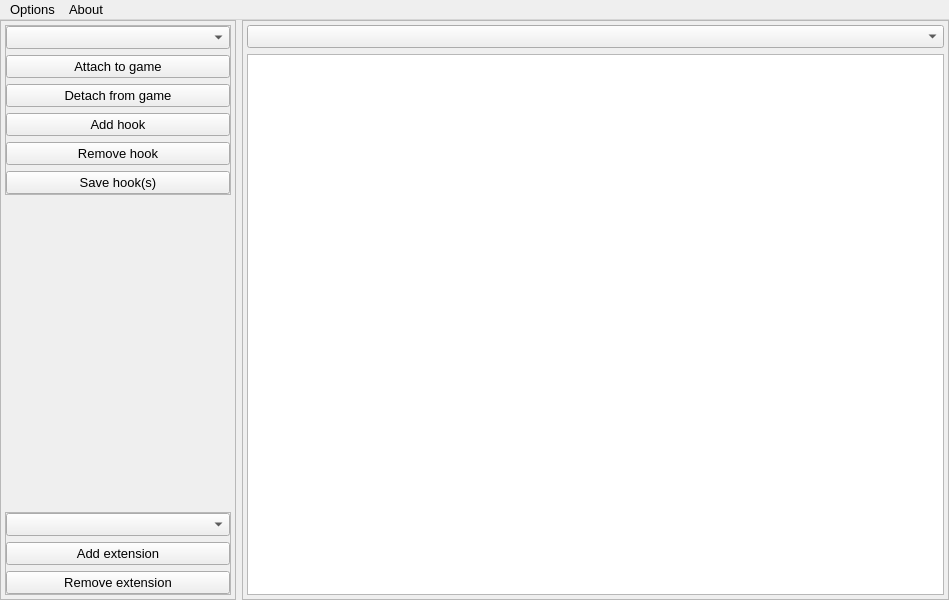
Above: GUI/mainwindow.ui from Artikash/Textractor before the change. Below: the same form after it.
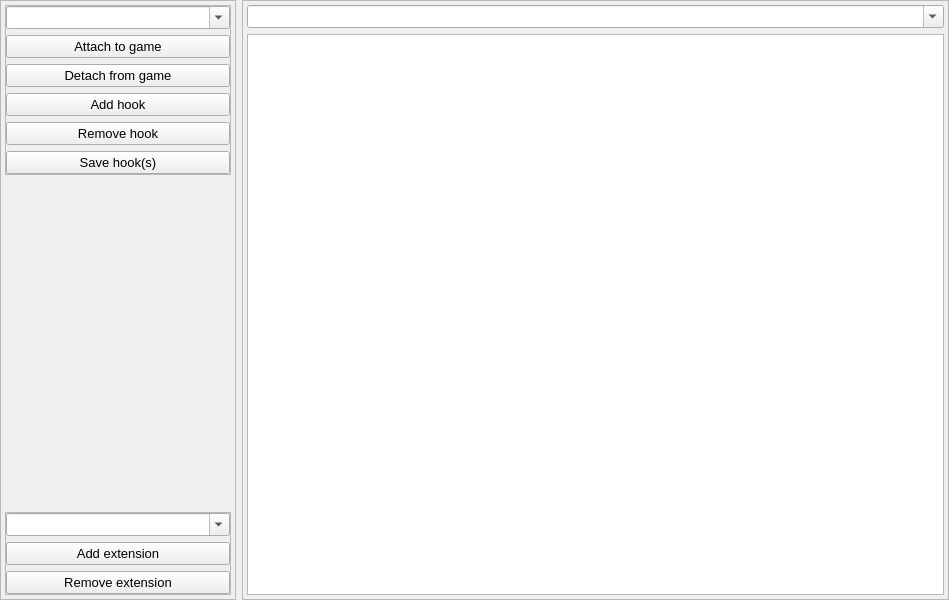
That is the form after the change.

What changed in the file:
```diff
--- a/GUI/mainwindow.ui
+++ b/GUI/mainwindow.ui
@@ -97,6 +97,9 @@
           </property>
           <item>
            <widget class="QComboBox" name="processCombo">
+            <property name="editable">
+             <bool>true</bool>
+            </property>
             <property name="insertPolicy">
              <enum>QComboBox::InsertAtBottom</enum>
             </property>
@@ -181,7 +184,11 @@
            <number>0</number>
           </property>
           <item>
-           <widget class="QComboBox" name="extenCombo"/>
+           <widget class="QComboBox" name="extenCombo">
+            <property name="editable">
+             <bool>true</bool>
+            </property>
+           </widget>
           </item>
           <item>
            <widget class="QPushButton" name="addExtenButton">
@@ -231,7 +238,14 @@
         <number>4</number>
        </property>
        <item>
-        <widget class="QComboBox" name="ttCombo"/>
+        <widget class="QComboBox" name="ttCombo">
+         <property name="editable">
+          <bool>true</bool>
+         </property>
+         <property name="maxVisibleItems">
+          <number>50</number>
+         </property>
+        </widget>
        </item>
        <item>
         <widget class="QPlainTextEdit" name="textOutput">
@@ -265,18 +279,6 @@
      <height>20</height>
     </rect>
    </property>
-   <widget class="QMenu" name="menuOptions">
-    <property name="title">
-     <string>Options</string>
-    </property>
-   </widget>
-   <widget class="QMenu" name="menuAbout">
-    <property name="title">
-     <string>About</string>
-    </property>
-   </widget>
-   <addaction name="menuOptions"/>
-   <addaction name="menuAbout"/>
   </widget>
  </widget>
  <layoutdefault spacing="6" margin="11"/>
```
